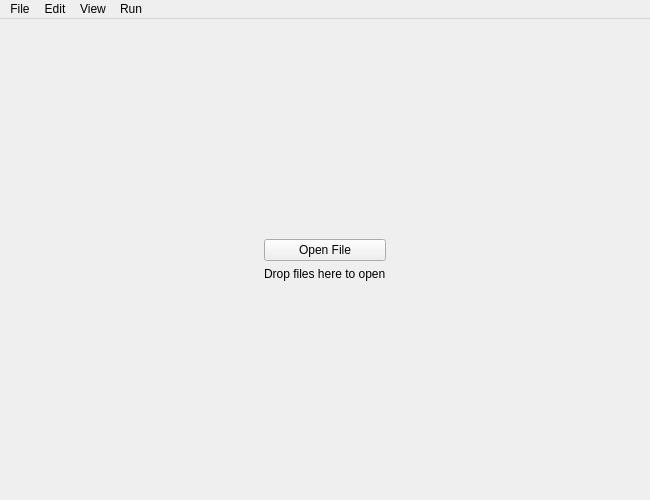
OSUDSL/pydre, file gui/ui_files/mainwindow.ui: the form before one commit.
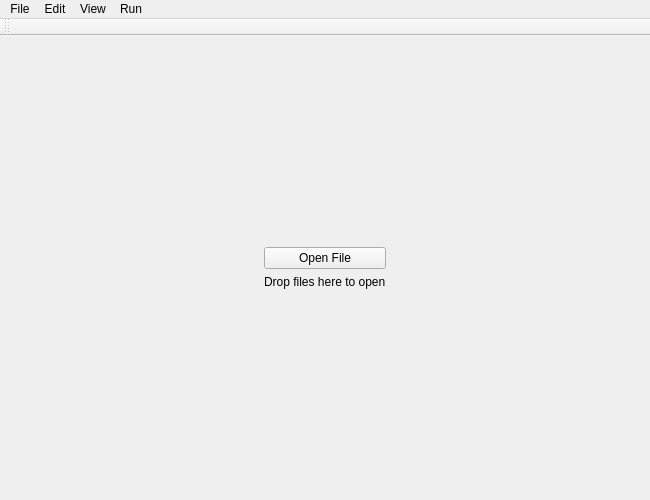
The form after the commit.

```diff
--- a/gui/ui_files/mainwindow.ui
+++ b/gui/ui_files/mainwindow.ui
@@ -219,6 +219,17 @@
    <addaction name="menuView"/>
    <addaction name="menuRun"/>
   </widget>
+  <widget class="QToolBar" name="toolBar">
+   <property name="windowTitle">
+    <string>toolBar</string>
+   </property>
+   <attribute name="toolBarArea">
+    <enum>TopToolBarArea</enum>
+   </attribute>
+   <attribute name="toolBarBreak">
+    <bool>false</bool>
+   </attribute>
+  </widget>
   <action name="pfile_act">
    <property name="enabled">
     <bool>false</bool>
```
Left out of the diff: 2 changed lines with no effect on the pictures.
